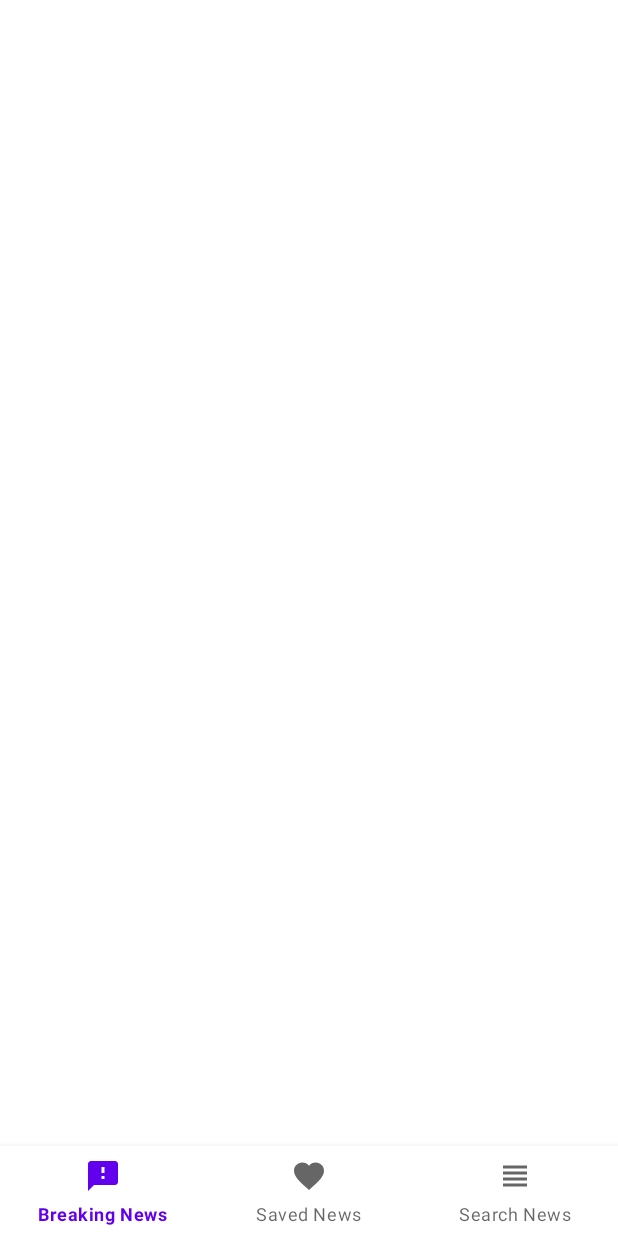
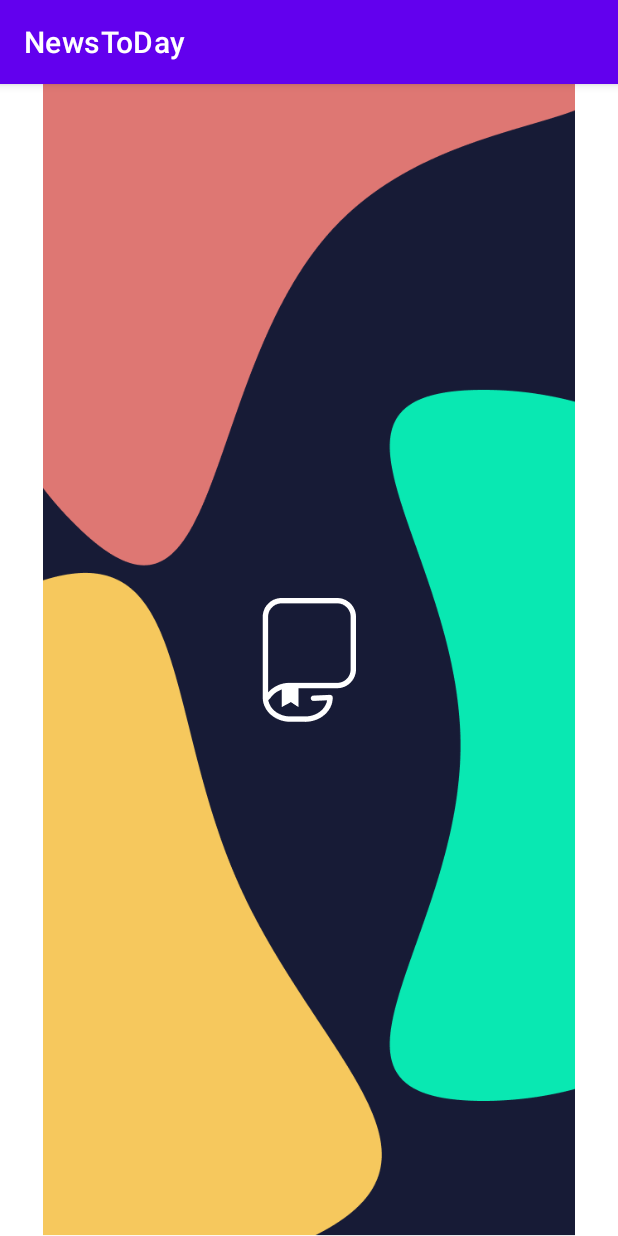
Before and after one commit to Asamanody/NewsToDay, an Android app: the first screen one second after launch (NewsActivity before the commit, SpalshScreenActivity after it), on a phone screen of 412 x 824 dp. Run offline under Robolectric (Android 15) with nearby library versions, the phone set to English and light mode, and no system bars; our stand-ins replace Dagger/Hilt's generated code.

Commit message:
addSplashScreen

```diff
--- a/app/src/main/java/com/example/newstoday/ui/NewsActivity.kt
+++ b/app/src/main/java/com/example/newstoday/ui/NewsActivity.kt
@@ -9,6 +9,8 @@ import androidx.fragment.app.viewModels
 import androidx.lifecycle.ViewModel
 import androidx.lifecycle.ViewModelProvider
 import androidx.navigation.findNavController
+import androidx.navigation.ui.AppBarConfiguration
+import androidx.navigation.ui.setupActionBarWithNavController
 import androidx.navigation.ui.setupWithNavController
 import com.example.newstoday.R
 import com.google.android.material.bottomnavigation.BottomNavigationView
@@ -23,12 +25,13 @@ class NewsActivity : AppCompatActivity(R.layout.activity_news) {
     override fun onCreate(savedInstanceState: Bundle?) {
         super.onCreate(savedInstanceState)
 
-         val actionBar= supportActionBar
-          actionBar?.hide()
+
 
        val bottomNavigationView = findViewById<BottomNavigationView>(R.id.bottom_nav_view)
+        val appBarConfiguration= AppBarConfiguration(setOf(R.id.breakingNews,R.id.savedNews,R.id.searchNews,R.id.article))
         val navController = findNavController(R.id.fragmentContainerView)
         bottomNavigationView.setupWithNavController(navController)
+        setupActionBarWithNavController(navController,appBarConfiguration)
 
 
 
--- /dev/null
+++ b/app/src/main/java/com/example/newstoday/ui/SpalshScreenActivity.kt
@@ -0,0 +1,23 @@
+package com.example.newstoday.ui
+
+import android.content.Intent
+import androidx.appcompat.app.AppCompatActivity
+import android.os.Bundle
+import android.os.Handler
+import com.example.newstoday.R
+
+class SpalshScreenActivity : AppCompatActivity() {
+    override fun onCreate(savedInstanceState: Bundle?) {
+        super.onCreate(savedInstanceState)
+        setContentView(R.layout.activity_spalsh_screen)
+
+
+
+        val handler = Handler()
+        handler.postDelayed({
+            val intent = Intent(this,NewsActivity::class.java)
+            startActivity(intent)
+            this.finish()
+        }, 3000)
+    }
+}
--- /dev/null
+++ b/app/src/main/res/layout/activity_spalsh_screen.xml
@@ -0,0 +1,28 @@
+<?xml version="1.0" encoding="utf-8"?>
+<androidx.constraintlayout.widget.ConstraintLayout xmlns:android="http://schemas.android.com/apk/res/android"
+    xmlns:app="http://schemas.android.com/apk/res-auto"
+    xmlns:tools="http://schemas.android.com/tools"
+    android:layout_width="match_parent"
+    android:layout_height="match_parent"
+    tools:context=".ui.SpalshScreenActivity">
+
+    <ImageView
+        android:id="@+id/imageView"
+        android:layout_width="wrap_content"
+        android:layout_height="wrap_content"
+        app:layout_constraintBottom_toBottomOf="parent"
+        app:layout_constraintEnd_toEndOf="parent"
+        app:layout_constraintStart_toStartOf="parent"
+        app:layout_constraintTop_toTopOf="parent"
+        app:srcCompat="@drawable/splash" />
+
+    <ImageView
+        android:id="@+id/imageView2"
+        android:layout_width="wrap_content"
+        android:layout_height="wrap_content"
+        app:layout_constraintBottom_toBottomOf="parent"
+        app:layout_constraintEnd_toEndOf="parent"
+        app:layout_constraintStart_toStartOf="parent"
+        app:layout_constraintTop_toTopOf="@+id/imageView"
+        app:srcCompat="@drawable/group" />
+</androidx.constraintlayout.widget.ConstraintLayout>
--- a/app/src/main/res/layout/fragment_breaking_ne.xml
+++ b/app/src/main/res/layout/fragment_breaking_ne.xml
@@ -4,6 +4,7 @@
     xmlns:tools="http://schemas.android.com/tools"
     android:layout_width="match_parent"
     android:layout_height="match_parent"
+    android:background="@color/white"
     tools:context=".ui.fragments.BreakingNeFragment">
 
     <!-- TODO: Update blank fragment layout -->
@@ -11,7 +12,7 @@
         android:id="@+id/rvBreakingNews"
         android:layout_width="match_parent"
         android:layout_height="match_parent"
-        android:layout_margin="8dp"
+        android:layout_margin="0dp"
         android:clipToPadding="false"
         android:paddingBottom="50dp"
         app:layout_constraintBottom_toBottomOf="parent"
@@ -30,6 +31,6 @@
         app:layout_constraintBottom_toBottomOf="parent"
         app:layout_constraintEnd_toEndOf="parent"
         app:layout_constraintHorizontal_bias="0.5"
-        app:layout_constraintStart_toStartOf="parent"/>
+        app:layout_constraintStart_toStartOf="parent" />
 
 </androidx.constraintlayout.widget.ConstraintLayout>
--- a/app/src/main/res/layout/fragment_search_ne.xml
+++ b/app/src/main/res/layout/fragment_search_ne.xml
@@ -15,6 +15,7 @@
         android:layout_marginEnd="8dp"
         android:background="@drawable/btn_login_layout"
         android:hint="Search..."
+        android:padding="8dp"
         app:layout_constraintEnd_toEndOf="parent"
         app:layout_constraintHorizontal_bias="0.5"
         app:layout_constraintStart_toStartOf="parent"
@@ -25,6 +26,7 @@
         android:layout_width="match_parent"
         android:layout_height="0dp"
         android:layout_marginStart="8dp"
+        android:layout_marginTop="8dp"
         android:layout_marginEnd="8dp"
         android:layout_marginBottom="8dp"
         android:clipToPadding="false"
--- a/app/src/main/res/menu/bottom_nav_menu.xml
+++ b/app/src/main/res/menu/bottom_nav_menu.xml
@@ -1,14 +1,14 @@
 <?xml version="1.0" encoding="utf-8"?>
 <menu xmlns:android="http://schemas.android.com/apk/res/android">
-    <item android:id="@+id/breakingNeFragment"
+    <item android:id="@+id/breakingNews"
         android:title="Breaking News"
         android:icon="@drawable/ic_breaking_news" />
 
-    <item android:id="@+id/savedNeFragment"
+    <item android:id="@+id/savedNews"
         android:title="Saved News"
         android:icon="@drawable/ic_favorite" />
 
-    <item android:id="@+id/searchNeFragment"
+    <item android:id="@+id/searchNews"
         android:title="Search News"
         android:icon="@drawable/ic_all_news" />
 </menu>
--- a/app/src/main/res/navigation/news_nav.xml
+++ b/app/src/main/res/navigation/news_nav.xml
@@ -3,12 +3,12 @@
     xmlns:app="http://schemas.android.com/apk/res-auto"
     xmlns:tools="http://schemas.android.com/tools"
     android:id="@+id/news_nav"
-    app:startDestination="@id/breakingNeFragment">
+    app:startDestination="@id/breakingNews">
 
     <fragment
-        android:id="@+id/articleFragment"
+        android:id="@+id/article"
         android:name="com.example.newstoday.ui.fragments.ArticleFragment"
-        android:label="fragment_article"
+        android:label="article"
         tools:layout="@layout/fragment_article" >
         <argument
             android:name="article"
@@ -17,39 +17,39 @@
 
 
     <fragment
-        android:id="@+id/breakingNeFragment"
+        android:id="@+id/breakingNews"
         android:name="com.example.newstoday.ui.fragments.BreakingNeFragment"
-        android:label="fragment_breaking_ne"
+        android:label="breaking news"
         tools:layout="@layout/fragment_breaking_ne" >
         <action
             android:id="@+id/action_breakingNeFragment_to_articleFragment"
-            app:destination="@id/articleFragment"
+            app:destination="@id/article"
             app:enterAnim="@android:anim/fade_in"
             app:exitAnim="@android:anim/fade_out"
             app:popEnterAnim="@android:anim/fade_in"
             app:popExitAnim="@android:anim/fade_out"/>
     </fragment>
     <fragment
-        android:id="@+id/savedNeFragment"
+        android:id="@+id/savedNews"
         android:name="com.example.newstoday.ui.fragments.SavedNeFragment"
-        android:label="fragment_saved_ne"
+        android:label="saved news"
         tools:layout="@layout/fragment_saved_ne" >
         <action
             android:id="@+id/action_savedNeFragment_to_articleFragment"
-            app:destination="@id/articleFragment"
+            app:destination="@id/article"
             app:enterAnim="@android:anim/fade_in"
             app:exitAnim="@android:anim/fade_out"
             app:popEnterAnim="@android:anim/fade_in"
             app:popExitAnim="@android:anim/fade_out"/>
     </fragment>
     <fragment
-        android:id="@+id/searchNeFragment"
+        android:id="@+id/searchNews"
         android:name="com.example.newstoday.ui.fragments.SearchNeFragment"
-        android:label="fragment_search_ne"
+        android:label="search for news"
         tools:layout="@layout/fragment_search_ne" >
         <action
             android:id="@+id/action_searchNeFragment_to_articleFragment"
-            app:destination="@id/articleFragment"
+            app:destination="@id/article"
             app:enterAnim="@android:anim/fade_in"
             app:exitAnim="@android:anim/fade_out"
             app:popEnterAnim="@android:anim/fade_in"
--- a/build.gradle
+++ b/build.gradle
@@ -8,7 +8,7 @@ buildscript {
     }
     dependencies {
         classpath 'com.android.tools.build:gradle:7.2.0'
-        classpath "org.jetbrains.kotlin:kotlin-gradle-plugin:$kotlin_version"
+        classpath "org.jetbrains.kotlin:kotlin-gradle-plugin:1.6.21"
         classpath "androidx.navigation:navigation-safe-args-gradle-plugin:2.5.0-beta01"
         classpath('com.google.dagger:hilt-android-gradle-plugin:2.40.1')
 
```
Also changed, not shown: app/src/main/AndroidManifest.xml (+14 -5 lines), app/src/main/res/app_icon_spalsh.png (added), app/src/main/res/drawable-hdpi/group.png (added), app/src/main/res/drawable-hdpi/splash.png (added), app/src/main/res/drawable-xhdpi/group.png (added), app/src/main/res/drawable-xhdpi/splash.png (added), app/src/main/res/drawable-xxhdpi/group.png (added), app/src/main/res/drawable-xxhdpi/splash.png (added), app/src/main/res/drawable-xxxhdpi/group.png (added), app/src/main/res/drawable-xxxhdpi/splash.png (added).
